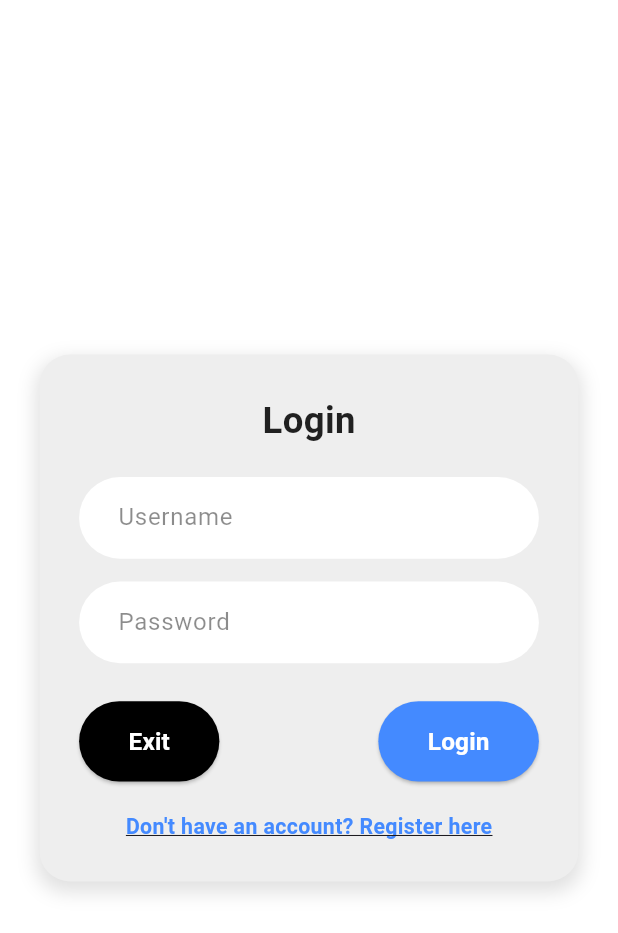
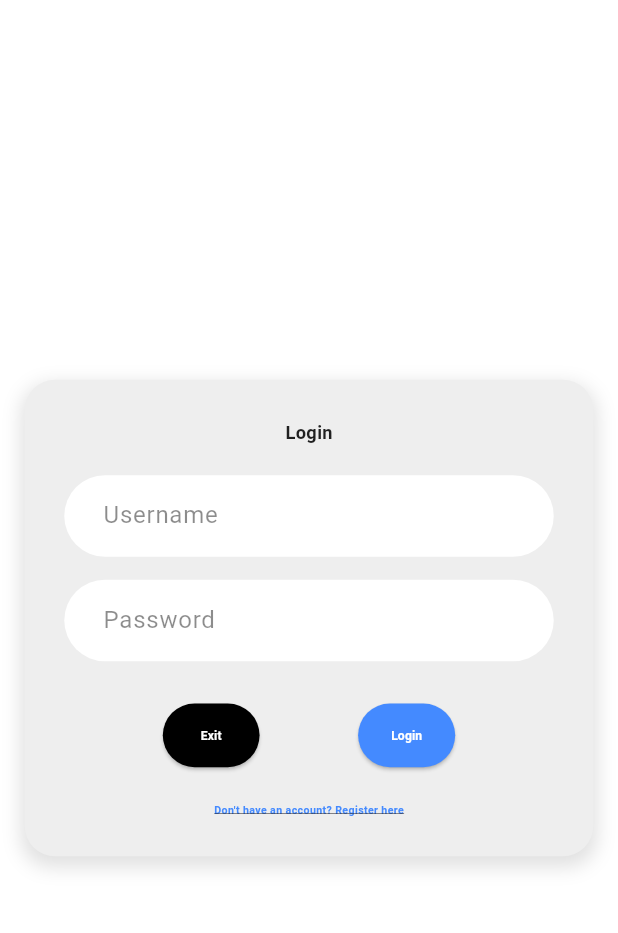
Before and after one commit to Nacim-w/Twizzy, a Flutter app: the screen it shows after launch, on a phone screen of 412 x 824 dp. Shown: the top 933 px of the screen. Run offline on Flutter 3.47's test engine with Material 3 defaults, Android fonts, the light colour scheme and no system bars; our stand-ins replace flutter_screenutil.

Commit message:
fixed screen support

```diff
--- a/lib/screens/blog_screen.dart
+++ b/lib/screens/blog_screen.dart
@@ -1,4 +1,5 @@
 import 'package:flutter/material.dart';
+import 'package:flutter_screenutil/flutter_screenutil.dart';
 import 'package:twizzy/models/post_model.dart';
 import 'package:twizzy/services/api_service.dart';
 import 'package:twizzy/widgets/blog_post_card.dart';
@@ -60,7 +61,7 @@ class _BlogScreenState extends State<BlogScreen> {
         title: Text("Blog", style: TextStyle(fontWeight: FontWeight.bold ,color: Colors.white)),
         actions: [
           IconButton(
-            icon: const Icon(Icons.person,color: Colors.white,),
+            icon:  Icon(Icons.person,color: Colors.white,size: 30.r,),
             onPressed: () =>
                 Navigator.pushReplacementNamed(context, '/profile'),
           ),
--- a/lib/screens/edit_profile_screen.dart
+++ b/lib/screens/edit_profile_screen.dart
@@ -56,7 +56,7 @@ class EditProfileScreen extends StatelessWidget {
                 child: Text(
                   "Save Changes",
                   style: TextStyle(
-                    fontSize: 16.sp,
+                    fontSize: 10.sp,
                     fontWeight: FontWeight.bold,
                     color: Colors.white,
                   ),
@@ -75,7 +75,7 @@ class EditProfileScreen extends StatelessWidget {
       children: [
         Text(
           label,
-          style: TextStyle(fontSize: 16.sp, fontWeight: FontWeight.w600, color: Colors.black87),
+          style: TextStyle(fontSize: 7.sp, fontWeight: FontWeight.w600, color: Colors.black87),
         ),
         SizedBox(height: 5.h),
         TextField(
@@ -89,7 +89,7 @@ class EditProfileScreen extends StatelessWidget {
               borderRadius: BorderRadius.circular(12.r),
               borderSide: BorderSide(color: Colors.grey.shade300),
             ),
-            contentPadding: EdgeInsets.symmetric(horizontal: 20.w, vertical: 15.h),
+            contentPadding: EdgeInsets.symmetric(horizontal: 10.w, vertical: 15.h),
           ),
         ),
       ],
--- a/lib/screens/login_screen.dart
+++ b/lib/screens/login_screen.dart
@@ -52,7 +52,7 @@ class _LoginState extends State<Login> {
     return Scaffold(
       body: Center(
         child: Padding(
-          padding: EdgeInsets.symmetric(horizontal: 24.w),
+          padding: EdgeInsets.symmetric(horizontal: 15.w),
           child: Container(
             padding: EdgeInsets.all(24.w),
             decoration: BoxDecoration(
@@ -73,7 +73,7 @@ class _LoginState extends State<Login> {
                 Text(
                   'Login',
                   style: TextStyle(
-                    fontSize: 24.sp,
+                    fontSize: 12.sp,
                     fontWeight: FontWeight.bold,
                     color: Colors.black87,
                   ),
@@ -115,13 +115,13 @@ class _LoginState extends State<Login> {
                 ),
                 SizedBox(height: 25.h),
                 Row(
-                  mainAxisAlignment: MainAxisAlignment.spaceBetween,
+                  mainAxisAlignment: MainAxisAlignment.spaceEvenly,
                   children: [
                     ElevatedButton(
                       onPressed: _exitApp,
                       style: ElevatedButton.styleFrom(
                         padding: EdgeInsets.symmetric(
-                            horizontal: 30.w, vertical: 15.h),
+                            horizontal: 23.w, vertical: 15.h),
                         backgroundColor: Colors.black,
                         shape: RoundedRectangleBorder(
                           borderRadius: BorderRadius.circular(30.r),
@@ -130,7 +130,7 @@ class _LoginState extends State<Login> {
                       child: Text(
                         'Exit',
                         style: TextStyle(
-                            fontSize: 16.sp,
+                            fontSize: 8.sp,
                             fontWeight: FontWeight.bold,
                             color: Colors.white),
                       ),
@@ -139,7 +139,7 @@ class _LoginState extends State<Login> {
                       onPressed: () => _login(context),
                       style: ElevatedButton.styleFrom(
                         padding: EdgeInsets.symmetric(
-                            horizontal: 30.w, vertical: 15.h),
+                            horizontal: 20.w, vertical: 15.h),
                         backgroundColor: Colors.blueAccent,
                         shape: RoundedRectangleBorder(
                           borderRadius: BorderRadius.circular(30.r),
@@ -148,7 +148,7 @@ class _LoginState extends State<Login> {
                       child: Text(
                         'Login',
                         style: TextStyle(
-                            fontSize: 16.sp,
+                            fontSize: 8.sp,
                             fontWeight: FontWeight.bold,
                             color: Colors.white),
                       ),
@@ -163,7 +163,7 @@ class _LoginState extends State<Login> {
                   child: Text(
                     'Don\'t have an account? Register here',
                     style: TextStyle(
-                      fontSize: 14.sp,
+                      fontSize: 7.sp,
                       color: Colors.blueAccent,
                       fontWeight: FontWeight.bold,
                       decoration: TextDecoration.underline,
--- a/lib/widgets/add_post_dialog.dart
+++ b/lib/widgets/add_post_dialog.dart
@@ -28,7 +28,7 @@ class _AddPostDialogState extends State<AddPostDialog> {
             Text(
               "New Blog Post",
               style: TextStyle(
-                fontSize: 20.sp,
+                fontSize: 10.sp,
                 fontWeight: FontWeight.bold,
                 color: Colors.blueAccent,
               ),
@@ -72,7 +72,7 @@ class _AddPostDialogState extends State<AddPostDialog> {
                   style: ElevatedButton.styleFrom(
                     backgroundColor: Colors.blueAccent,
                     padding:
-                        EdgeInsets.symmetric(horizontal: 20.w, vertical: 12.h),
+                        EdgeInsets.symmetric(horizontal: 20.w, vertical: 15.h),
                     shape: RoundedRectangleBorder(
                       borderRadius: BorderRadius.circular(12.r),
                     ),
--- a/lib/widgets/blog_post_card.dart
+++ b/lib/widgets/blog_post_card.dart
@@ -92,7 +92,7 @@ class _BlogPostCardState extends State<BlogPostCard> {
         child: Column(
           crossAxisAlignment: CrossAxisAlignment.start,
           children: [
-            Text(widget.post.content, style: TextStyle(fontSize: 18.sp, fontWeight: FontWeight.bold)),
+            Text(widget.post.content, style: TextStyle(fontSize: 10.sp, fontWeight: FontWeight.bold)),
             SizedBox(height: 8.h),
             Row(
               children: [
--- a/lib/widgets/search_bar_widget.dart
+++ b/lib/widgets/search_bar_widget.dart
@@ -14,7 +14,7 @@ class SearchBarWidget extends StatelessWidget {
   @override
   Widget build(BuildContext context) {
     return Padding(
-      padding:  EdgeInsets.symmetric(horizontal: 16.0.w, vertical: 10.0.h),
+      padding:  EdgeInsets.symmetric(horizontal: 20.0.w, vertical: 15.0.h),
       child: Container(
         decoration: BoxDecoration(
           color: Colors.white,
```
Also changed, not shown: lib/screens/profile_screen.dart (+4 -4 lines), lib/screens/register_screen.dart (+8 -8 lines).
